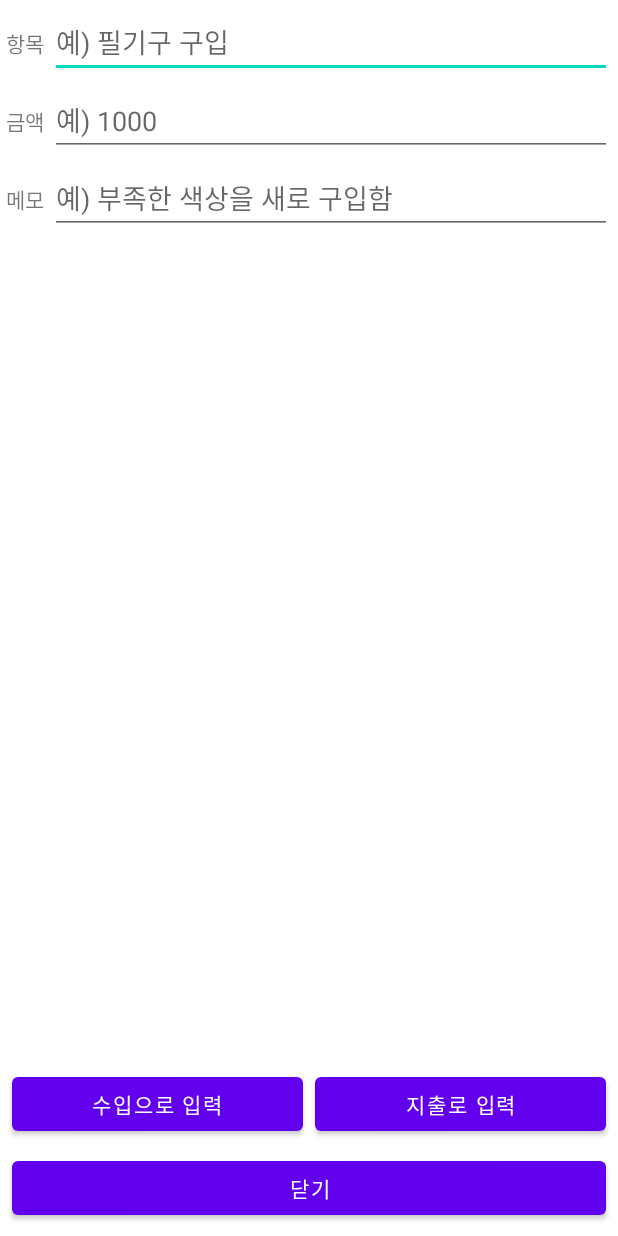
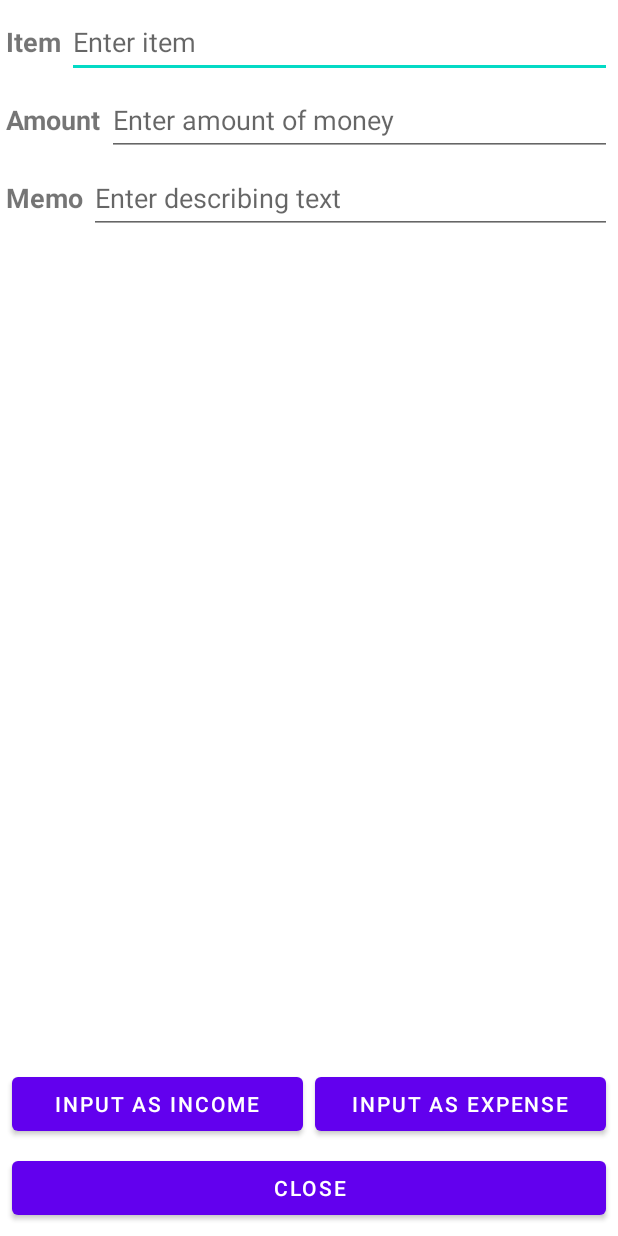
Before and after one commit to lindolsang/My-Cashbook, an Android app: the CashLogAddFragment screen opened directly, with no data from a screen before it, on a phone screen of 412 x 824 dp. Run offline under Robolectric (Android 15) with nearby library versions, the phone set to English and light mode, and no system bars; our stand-ins replace Room's generated code.

Commit message:
Translate message for korean language

```diff
--- a/MyCashbook/app/src/main/java/kr/lindol/mycashbook/add/CashLogAddFragment.java
+++ b/MyCashbook/app/src/main/java/kr/lindol/mycashbook/add/CashLogAddFragment.java
@@ -72,7 +72,7 @@ public class CashLogAddFragment extends Fragment implements AddContract.View {
                     mPresenter.addAsIncome(item, amount, mDate, description);
                 }
         );
-        Button inputButtonAsOutlay = view.findViewById(R.id.button_inputAsOutlay);
+        Button inputButtonAsOutlay = view.findViewById(R.id.button_inputAsExpense);
         inputButtonAsOutlay.setOnClickListener((v) -> {
                     String item = mEditTextItem.getText().toString().trim();
                     String amount = mEditTextAmount.getText().toString().trim();
--- a/MyCashbook/app/src/main/res/layout/fragment_cash_log_add.xml
+++ b/MyCashbook/app/src/main/res/layout/fragment_cash_log_add.xml
@@ -26,14 +26,16 @@
                 android:layout_height="wrap_content"
                 android:layout_marginEnd="4dp"
                 android:layout_marginRight="4dp"
-                android:text="항목" />
+                android:text="@string/add_item_title_text"
+                android:textSize="@dimen/add_item_text_size"
+                android:textStyle="bold" />
 
             <EditText
                 android:id="@+id/editText_item"
                 android:layout_width="0dp"
                 android:layout_height="wrap_content"
                 android:layout_weight="1"
-                android:hint="예) 필기구 구입"
+                android:hint="@string/add_item_title_hint_text"
                 android:inputType="text"
                 android:minHeight="48dp" />
         </LinearLayout>
@@ -49,14 +51,16 @@
                 android:layout_height="wrap_content"
                 android:layout_marginEnd="4dp"
                 android:layout_marginRight="4dp"
-                android:text="금액" />
+                android:text="@string/add_item_amount_text"
+                android:textSize="@dimen/add_item_text_size"
+                android:textStyle="bold" />
 
             <EditText
                 android:id="@+id/editText_amount"
                 android:layout_width="0dp"
                 android:layout_height="wrap_content"
                 android:layout_weight="1"
-                android:hint="예) 1000"
+                android:hint="@string/add_item_amount_hint_text"
                 android:inputType="number"
                 android:minHeight="48dp" />
         </LinearLayout>
@@ -71,19 +75,19 @@
                 android:layout_height="wrap_content"
                 android:layout_marginEnd="4dp"
                 android:layout_marginRight="4dp"
-                android:text="메모" />
+                android:text="@string/add_item_memo_text"
+                android:textSize="@dimen/add_item_text_size"
+                android:textStyle="bold" />
 
             <EditText
                 android:id="@+id/editText_description"
                 android:layout_width="0dp"
                 android:layout_height="wrap_content"
                 android:layout_weight="1"
-                android:hint="예) 부족한 색상을 새로 구입함"
+                android:hint="@string/add_item_memo_hint_text"
                 android:inputType="text"
                 android:minHeight="48dp" />
         </LinearLayout>
-
-
     </LinearLayout>
 
     <LinearLayout
@@ -110,15 +114,15 @@
                     android:layout_height="wrap_content"
                     android:layout_margin="4dp"
                     android:layout_weight="1"
-                    android:text="수입으로 입력" />
+                    android:text="@string/button_add_as_income" />
 
                 <Button
-                    android:id="@+id/button_inputAsOutlay"
+                    android:id="@+id/button_inputAsExpense"
                     android:layout_width="0dp"
                     android:layout_height="wrap_content"
                     android:layout_margin="4dp"
                     android:layout_weight="1"
-                    android:text="지출로 입력" />
+                    android:text="@string/button_add_as_expense" />
             </LinearLayout>
 
             <LinearLayout
@@ -131,7 +135,7 @@
                     android:layout_width="match_parent"
                     android:layout_height="wrap_content"
                     android:layout_margin="4dp"
-                    android:text="닫기" />
+                    android:text="@string/button_add_close" />
             </LinearLayout>
         </LinearLayout>
     </LinearLayout>
--- a/MyCashbook/app/src/main/res/values/dimensions.xml
+++ b/MyCashbook/app/src/main/res/values/dimensions.xml
@@ -5,4 +5,5 @@
     <dimen name="list_amount_size">18sp</dimen>
     <dimen name="balance_title_text_size">22sp</dimen>
     <dimen name="balance_amount_text_size">22sp</dimen>
+    <dimen name="add_item_text_size">18sp</dimen>
 </resources>
--- a/MyCashbook/app/src/main/res/values/strings.xml
+++ b/MyCashbook/app/src/main/res/values/strings.xml
@@ -20,4 +20,13 @@
     <string name="button_navi_tomorrow">Tomorrow</string>
     <string name="button_navi_write">Input</string>
     <string name="button_navi_close">Close</string>
+    <string name="add_item_title_text">Item</string>
+    <string name="add_item_title_hint_text">Enter item</string>
+    <string name="add_item_amount_text">Amount</string>
+    <string name="add_item_amount_hint_text">Enter amount of money</string>
+    <string name="add_item_memo_text">Memo</string>
+    <string name="add_item_memo_hint_text">Enter describing text</string>
+    <string name="button_add_as_income">Input as income</string>
+    <string name="button_add_as_expense">Input as expense</string>
+    <string name="button_add_close">Close</string>
 </resources>
```
Also changed, not shown: 1 other file.
